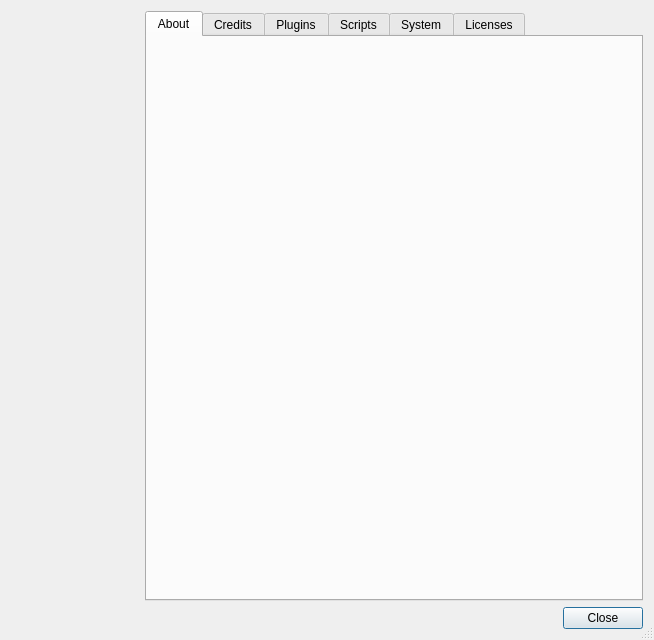
Old version of the form scripts/Help/About/AboutDialog.ui in the repository qcad/qcad.
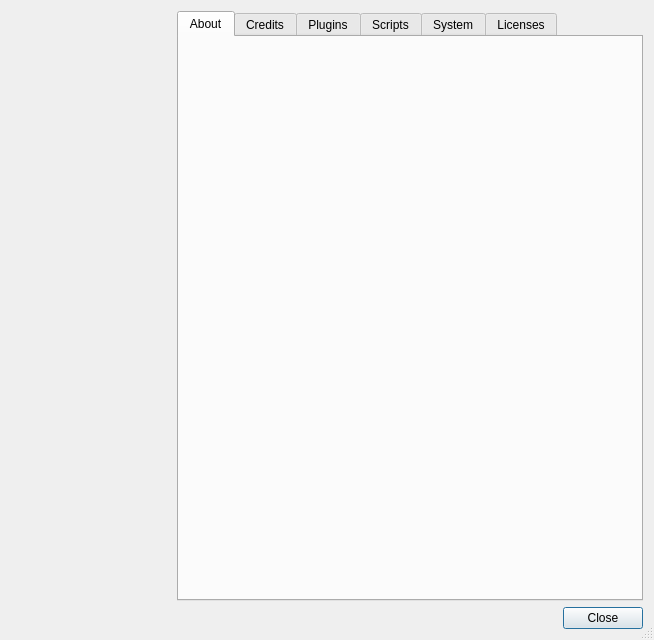
New version of the form. Icons and pictures are not drawn.

Commit message: update about dialog

```diff
--- a/scripts/Help/About/AboutDialog.ui
+++ b/scripts/Help/About/AboutDialog.ui
@@ -19,34 +19,24 @@
      <item>
       <layout class="QVBoxLayout" name="verticalLayout">
        <item>
-        <widget class="QToolButton" name="Icon">
+        <widget class="QLabel" name="Icon">
          <property name="toolTip">
           <string>QCAD application icon</string>
          </property>
          <property name="minimumSize">
           <size>
-           <width>128</width>
+           <width>160</width>
            <height>128</height>
           </size>
          </property>
          <property name="maximumSize">
           <size>
-           <width>128</width>
+           <width>160</width>
            <height>128</height>
           </size>
          </property>
-         <property name="styleSheet">
-          <string notr="true">border: none;background-color:transparent;</string>
-         </property>
-         <property name="icon">
-          <iconset>
-           <normaloff>../../qcad_icon.png</normaloff>../../qcad_icon.png</iconset>
-         </property>
-         <property name="iconSize">
-          <size>
-           <width>128</width>
-           <height>128</height>
-          </size>
+         <property name="alignment">
+          <set>Qt::AlignCenter</set>
          </property>
         </widget>
        </item>
@@ -64,34 +54,24 @@
         </spacer>
        </item>
        <item>
-        <widget class="QToolButton" name="toolButton">
+        <widget class="QLabel" name="BuiltWithQt">
          <property name="toolTip">
           <string>Built with Qt logo</string>
          </property>
          <property name="minimumSize">
           <size>
-           <width>128</width>
-           <height>31</height>
+           <width>160</width>
+           <height>38</height>
           </size>
          </property>
          <property name="maximumSize">
           <size>
-           <width>128</width>
-           <height>31</height>
+           <width>160</width>
+           <height>38</height>
           </size>
          </property>
-         <property name="styleSheet">
-          <string notr="true">border: none;background-color:transparent;</string>
-         </property>
-         <property name="icon">
-          <iconset>
-           <normaloff>BuiltWithQt.png</normaloff>BuiltWithQt.png</iconset>
-         </property>
-         <property name="iconSize">
-          <size>
-           <width>128</width>
-           <height>31</height>
-          </size>
+         <property name="alignment">
+          <set>Qt::AlignCenter</set>
          </property>
         </widget>
        </item>
```
The commit also changes 1 other file.
